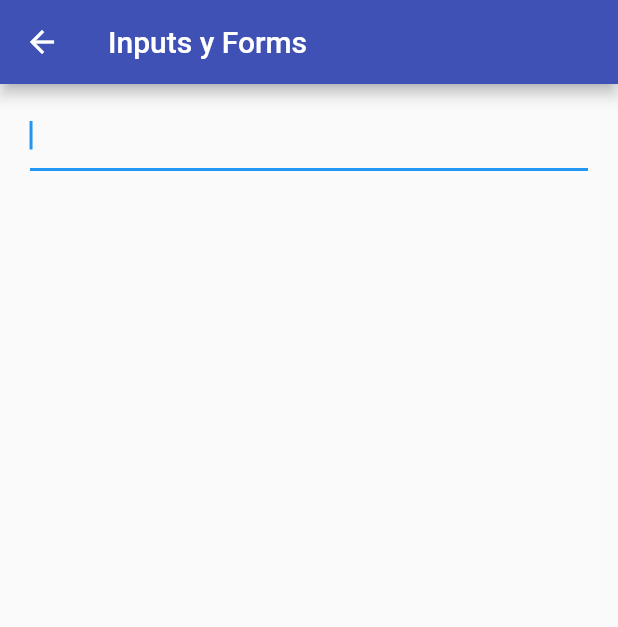
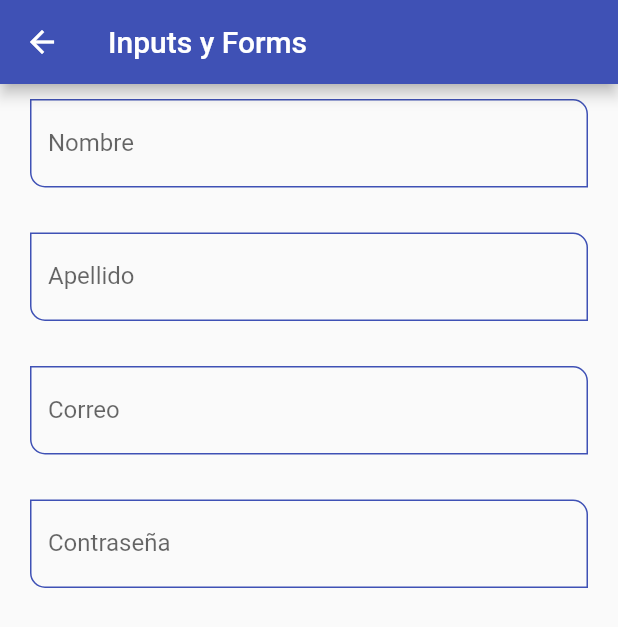
Before and after one commit to alexqgon93/flutter_components, a Flutter app: the InputsScreen screen opened by its route, on a phone screen of 412 x 824 dp. Shown: the top 627 px of the screen. Run offline on Flutter 3.47's test engine with Material 2 defaults, Android fonts, the phone set to English and light mode, and no system bars.

```diff
--- a/lib/screens/inputs_screen.dart
+++ b/lib/screens/inputs_screen.dart
@@ -1,4 +1,5 @@
 import 'package:flutter/material.dart';
+import 'package:flutter_components/widgets/widgets.dart';
 
 class InputsScreen extends StatelessWidget {
   const InputsScreen({Key? key}) : super(key: key);
@@ -8,18 +9,42 @@ class InputsScreen extends StatelessWidget {
     return Scaffold(
         appBar: AppBar(title: const Text('Inputs y Forms')),
         body: SingleChildScrollView(
+          keyboardDismissBehavior: ScrollViewKeyboardDismissBehavior.onDrag,
           child: Padding(
             padding: const EdgeInsets.symmetric(horizontal: 20, vertical: 10),
             child: Column(
-              children: [
-                TextFormField(
-                  autofocus: true,
-                  initialValue: '',
-                  textCapitalization: TextCapitalization.words,
-                  onChanged: (value) {
-                    print(value);
-                  },
+              children: const [
+                CustomInputField(
+                  labelText: 'Nombre',
+                  hintText: 'Nombre del usuario',
                 ),
+                SizedBox(
+                  height: 30,
+                ),
+                CustomInputField(
+                  labelText: 'Apellido',
+                  hintText: 'Apellido del usuario',
+                ),
+                SizedBox(
+                  height: 30,
+                ),
+                CustomInputField(
+                  labelText: 'Correo',
+                  hintText: 'Correo del usuario',
+                  keyboardType: TextInputType.emailAddress,
+                ),
+                SizedBox(
+                  height: 30,
+                ),
+                CustomInputField(
+                  labelText: 'Contraseña',
+                  hintText: 'Contraseña del usuario',
+                  keyboardType: TextInputType.emailAddress,
+                  obscureText: true,
+                ),
+                SizedBox(
+                  height: 30,
+                )
               ],
             ),
           ),
--- a/lib/screens/listview2_screen.dart
+++ b/lib/screens/listview2_screen.dart
@@ -17,7 +17,7 @@ class Listview2Screen extends StatelessWidget {
             title: Text(options[index]),
             trailing: const Icon(Icons.arrow_forward_ios_outlined),
             onTap: () {
-              print(options[index]);
+              //(options[index]);
             },
           ),
           separatorBuilder: (context, index) => const Divider(),
--- a/lib/theme/app_theme.dart
+++ b/lib/theme/app_theme.dart
@@ -11,6 +11,22 @@ class AppTheme {
             shape: const StadiumBorder(),
             elevation: 10),
       ),
+      inputDecorationTheme: const InputDecorationTheme(
+          floatingLabelStyle: TextStyle(color: primary),
+          enabledBorder: OutlineInputBorder(
+              borderSide: BorderSide(color: primary),
+              borderRadius: BorderRadius.only(
+                  bottomLeft: Radius.circular(10),
+                  topRight: Radius.circular(10))),
+          focusedBorder: OutlineInputBorder(
+              borderSide: BorderSide(color: primary),
+              borderRadius: BorderRadius.only(
+                  bottomLeft: Radius.circular(10),
+                  topRight: Radius.circular(10))),
+          border: OutlineInputBorder(
+              borderRadius: BorderRadius.only(
+                  bottomLeft: Radius.circular(10),
+                  topRight: Radius.circular(10)))),
       floatingActionButtonTheme:
           const FloatingActionButtonThemeData(backgroundColor: primary),
       textButtonTheme: TextButtonThemeData(
--- /dev/null
+++ b/lib/widgets/custom_input_field.dart
@@ -0,0 +1,50 @@
+import 'package:flutter/material.dart';
+
+class CustomInputField extends StatelessWidget {
+  final String? hintText;
+  final String? labelText;
+  final String? helperText;
+  final IconData? icon;
+  final IconData? suffixIcon;
+  final TextInputType? keyboardType;
+  final bool obscureText;
+
+  const CustomInputField({
+    super.key,
+    this.hintText,
+    this.labelText,
+    this.helperText,
+    this.icon,
+    this.suffixIcon,
+    this.keyboardType,
+    this.obscureText = false,
+  });
+
+  @override
+  Widget build(BuildContext context) {
+    return TextFormField(
+      autofocus: false,
+      initialValue: '',
+      textCapitalization: TextCapitalization.words,
+      keyboardType: keyboardType ?? TextInputType.name,
+      keyboardAppearance: Brightness.light,
+      obscureText: obscureText,
+      onChanged: (value) {
+        //print(value);
+      },
+      validator: (value) {
+        if (value == null) return 'Este campo es requerido';
+        return value.length < 3 ? 'Es necesario más de 3 letras' : null;
+      },
+      autovalidateMode: AutovalidateMode.onUserInteraction,
+      decoration: InputDecoration(
+        hintText: hintText,
+        labelText: labelText,
+        helperText: helperText,
+        //prefixIcon: Icon(Icons.verified_user_outlined),
+        suffixIcon: suffixIcon == null ? null : Icon(suffixIcon),
+        icon: icon == null ? null : Icon(icon),
+      ),
+    );
+  }
+}
--- a/lib/widgets/widgets.dart
+++ b/lib/widgets/widgets.dart
@@ -1,2 +1,3 @@
+export 'package:flutter_components/widgets/custom_card_type_1.dart';
 export 'package:flutter_components/widgets/custom_card_type_2.dart';
-export 'package:flutter_components/widgets/custom_card_type_1.dart';
+export 'package:flutter_components/widgets/custom_input_field.dart';
--- a/pubspec.yaml
+++ b/pubspec.yaml
@@ -38,8 +38,10 @@ dependencies:
   cupertino_icons: ^1.0.2
 
 dev_dependencies:
+  flutter_launcher_icons: ^0.11.0
   flutter_test:
     sdk: flutter
+
 
   # The "flutter_lints" package below contains a set of recommended lints to
   # encourage good coding practices. The lint set provided by the package is
@@ -48,6 +50,10 @@ dev_dependencies:
   # rules and activating additional ones.
   flutter_lints: ^2.0.0
 
+flutter_icons:
+  android: true
+  ios: true
+  image_path: "assets/icon_app_goku.jpeg"
 # For information on the generic Dart part of this file, see the
 # following page: https://dart.dev/tools/pub/pubspec
 
```
Also changed, not shown: pubspec.lock, 27 other files.
